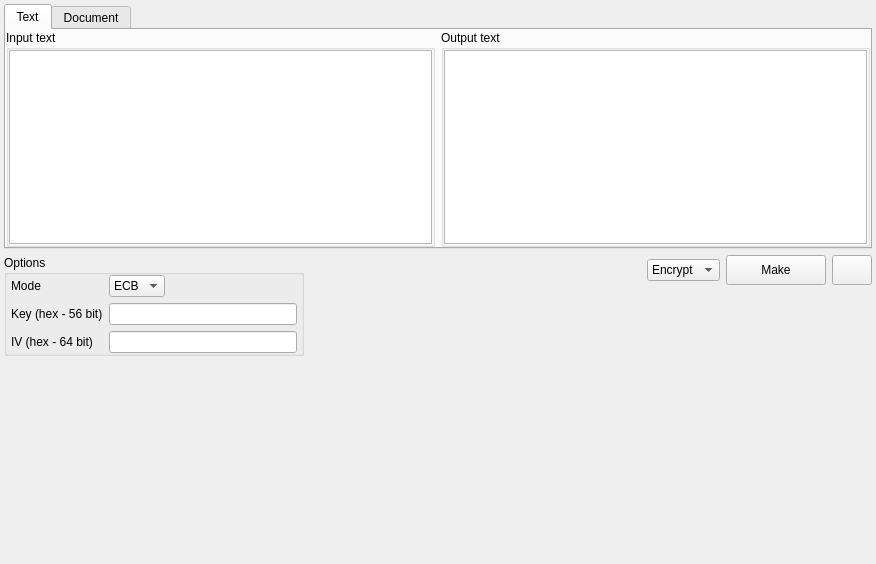
vasilypht/crypto-methods, file app/gui/symmetric/des/des.ui: the form before one commit.
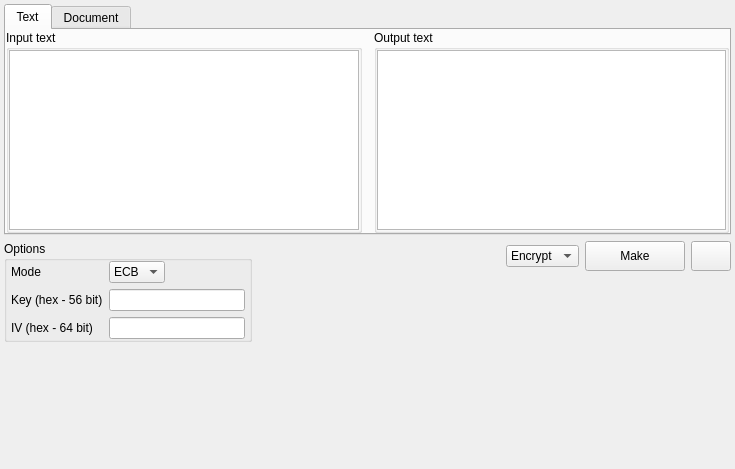
The form after the commit.

Diff of the .ui file:
```diff
--- a/app/gui/symmetric/des/des.ui
+++ b/app/gui/symmetric/des/des.ui
@@ -6,8 +6,8 @@
    <rect>
     <x>0</x>
     <y>0</y>
-    <width>876</width>
-    <height>564</height>
+    <width>735</width>
+    <height>469</height>
    </rect>
   </property>
   <property name="windowTitle">
@@ -42,6 +42,9 @@
        <string>Text</string>
       </attribute>
       <layout class="QHBoxLayout" name="horizontalLayout">
+       <property name="spacing">
+        <number>12</number>
+       </property>
        <property name="leftMargin">
         <number>0</number>
        </property>
@@ -131,7 +134,7 @@
          </property>
          <property name="maximumSize">
           <size>
-           <width>300</width>
+           <width>400</width>
            <height>16777215</height>
           </size>
          </property>
```
